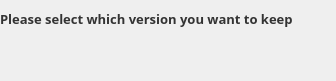
The window that src/MEGASync/stalled_issues/gui/stalled_issues_cases/win/LocalAndRemoteDifferentWidget.ui (meganz/MEGAsync) describes before a commit, drawn with Qt 5.
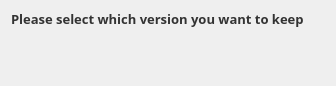
The same window after the commit. Custom widgets are drawn as their Qt base class.

Diff of the .ui file:
```diff
--- a/src/MEGASync/stalled_issues/gui/stalled_issues_cases/win/LocalAndRemoteDifferentWidget.ui
+++ b/src/MEGASync/stalled_issues/gui/stalled_issues_cases/win/LocalAndRemoteDifferentWidget.ui
@@ -7,7 +7,7 @@
     <x>0</x>
     <y>0</y>
     <width>336</width>
-    <height>81</height>
+    <height>86</height>
    </rect>
   </property>
   <property name="windowTitle">
@@ -27,10 +27,10 @@
     <number>10</number>
    </property>
    <property name="rightMargin">
-    <number>7</number>
+    <number>11</number>
    </property>
    <property name="bottomMargin">
-    <number>15</number>
+    <number>11</number>
    </property>
    <item alignment="Qt::AlignTop">
     <widget class="QLabel" name="selectLabel">
@@ -54,7 +54,7 @@
       <string>Please select which version you want to keep</string>
      </property>
      <property name="indent">
-      <number>0</number>
+      <number>11</number>
      </property>
     </widget>
    </item>
```
